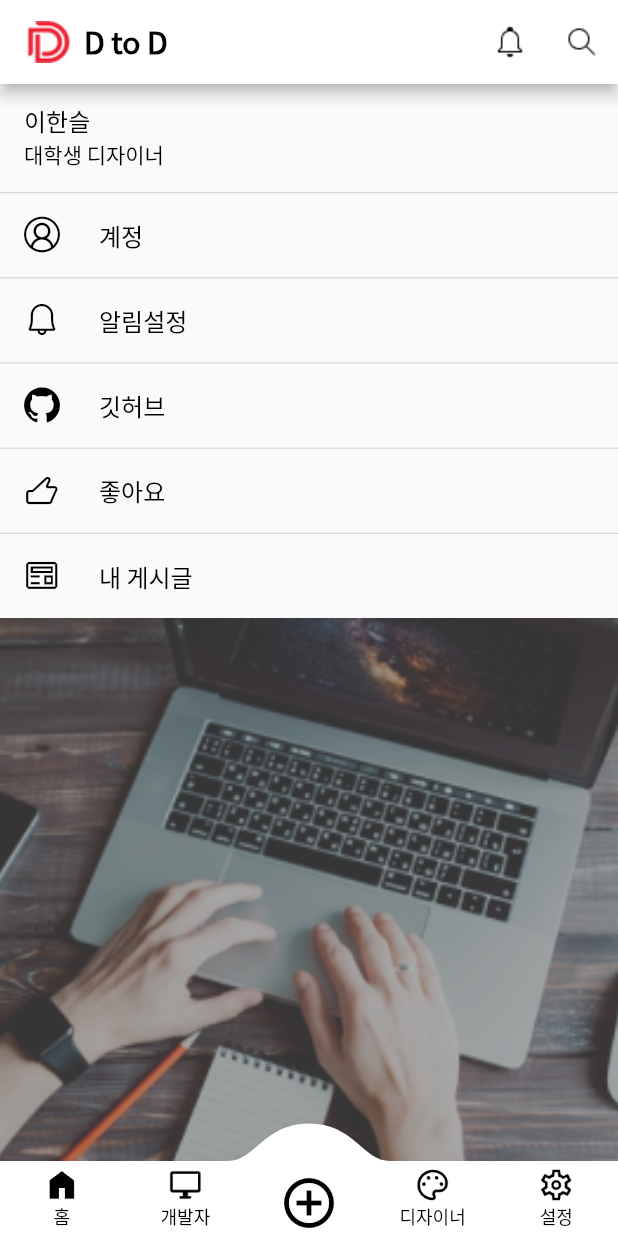
After one commit to kdhhuns2000/d_to_d, a Flutter app: the SettingPage screen opened by its route, on a phone screen of 412 x 824 dp. The commit adds this screen. Run offline on Flutter 3.47's test engine with Material 2 defaults, Android fonts, the phone set to English and light mode, and no system bars; drawn by our look-alikes of convex_bottom_bar; our stand-ins replace dio, dotted_border, flutter_riverpod, fluttertoast, go_router; missing offline and left inert: responsive_grid_list.

Commit message:
Feat: Setting desktop screen

```diff
--- a/lib/screens/post/desktop_post.dart
+++ b/lib/screens/post/desktop_post.dart
@@ -40,7 +40,7 @@
                   ),
                 ),
               ),
-              SizedBox(width: 60.0), // 가운데 간격
+              SizedBox(width: mediaWidth * 0.05), // 가운데 간격
 
               Expanded(
                 child: Container(
--- /dev/null
+++ b/lib/screens/setting/mobile_setting.dart
@@ -0,0 +1,51 @@
+import 'package:d_to_d/screens/setting/setting_icons.dart';
+import 'package:flutter/material.dart';
+
+class MobileSetting extends StatelessWidget {
+  const MobileSetting({super.key});
+
+  @override
+  Widget build(BuildContext context) {
+    return Column(
+      children: [
+        ListTile(
+          title: Text("이한슬"),
+          subtitle: Text("대학생 디자이너"),
+          textColor: Colors.black,
+        ),
+        settingDivider(),
+        settingListTile("계정", SettingIcon.account),
+        settingDivider(),
+        settingListTile("알림설정", SettingIcon.bell),
+        settingDivider(),
+        settingListTile("깃허브", SettingIcon.github_inverted),
+        settingDivider(),
+        settingListTile("좋아요", SettingIcon.thumbsup),
+        settingDivider(),
+        settingListTile("내 게시글", SettingIcon.preview),
+        Expanded(
+          child: Image.asset('assets/images/img_setting.png',
+              width: double.infinity, fit: BoxFit.cover),
+        ),
+      ],
+    );
+  }
+}
+
+Widget settingListTile(String title, IconData icon) {
+  return ListTile(
+    horizontalTitleGap: 10,
+    title: Text(title),
+    leading: Icon(icon),
+    textColor: Colors.black,
+    iconColor: Colors.black,
+  );
+}
+
+Widget settingDivider() {
+  return Divider(
+    height: 0.8,
+    thickness: 0.8,
+    color: Color.fromARGB(255, 213, 213, 213),
+  );
+}
--- a/lib/screens/setting/setting_page.dart
+++ b/lib/screens/setting/setting_page.dart
@@ -1,51 +1,31 @@
 import 'package:d_to_d/screens/setting/setting_icons.dart';
 import 'package:flutter/material.dart';
+import 'package:d_to_d/screens/setting/mobile_setting.dart';
+import 'package:d_to_d/widgets/layout/desktop_layout.dart';
+import 'package:d_to_d/widgets/responsive/responsive_layout.dart';
+import 'package:flutter/material.dart';
+import 'package:d_to_d/screens/setting/desktop_setting.dart';
 
 class SettingPage extends StatelessWidget {
   const SettingPage({super.key});
 
   @override
   Widget build(BuildContext context) {
-    return Column(
-      children: [
-        ListTile(
-          title: Text("이한슬"),
-          subtitle: Text("대학생 디자이너"),
-          textColor: Colors.black,
-        ),
-        settingDivider(),
-        settingListTile("계정", SettingIcon.account),
-        settingDivider(),
-        settingListTile("알림설정", SettingIcon.bell),
-        settingDivider(),
-        settingListTile("깃허브", SettingIcon.github_inverted),
-        settingDivider(),
-        settingListTile("좋아요", SettingIcon.thumbsup),
-        settingDivider(),
-        settingListTile("내 게시글", SettingIcon.preview),
-        Expanded(
-          child: Image.asset('assets/images/img_setting.png',
-              width: double.infinity, fit: BoxFit.cover),
-        ),
-      ],
+    return Scaffold(
+      body: Column(
+        children: [
+          Expanded(
+            flex: 6,
+            child: ResponsiveLayout(
+              mobileBody: MobileSetting(),
+              // tabletBody: TabletLayout(
+              //   child: child,
+              // ),
+              desktopBody: DesktopSetting(),
+            ),
+          ),
+        ],
+      ),
     );
   }
 }
-
-Widget settingListTile(String title, IconData icon) {
-  return ListTile(
-    horizontalTitleGap: 10,
-    title: Text(title),
-    leading: Icon(icon),
-    textColor: Colors.black,
-    iconColor: Colors.black,
-  );
-}
-
-Widget settingDivider() {
-  return Divider(
-    height: 0.8,
-    thickness: 0.8,
-    color: Color.fromARGB(255, 213, 213, 213),
-  );
-}
```
Also changed, not shown: lib/screens/setting/desktop_setting.dart (added, +120 -0 lines).
